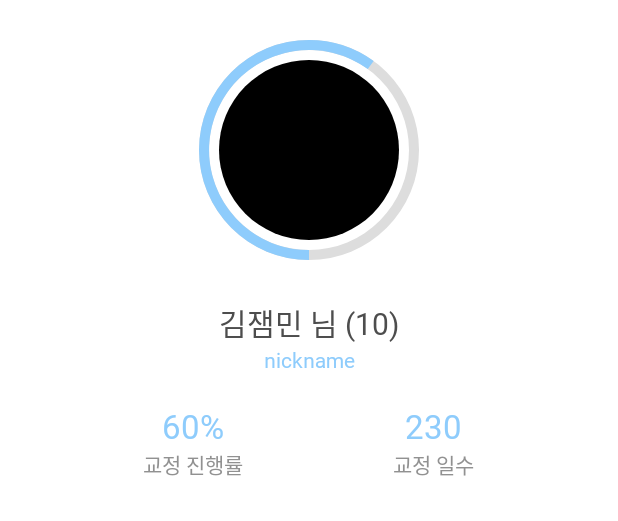
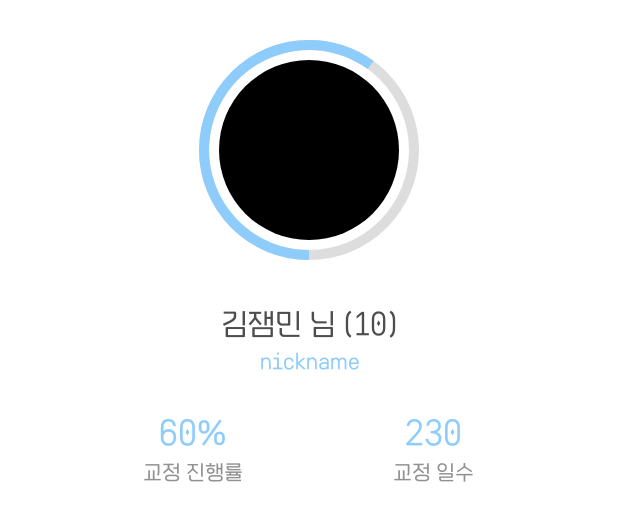
Before and after one commit to DEU-ToothFairy/ToothFairy_Client, an Android app: the layout fragment_home.xml on its own in the app's theme, with its tools: preview values and no code run, on a phone screen of 412 x 824 dp. Shown: the top 521 px of the screen. Run offline under Robolectric (Android 15) with nearby library versions, the phone set to English and light mode, and no system bars.

Commit message:
ADD : EliceDigitalBaeum 폰트 추가

```diff
--- a/app/src/main/res/layout/fragment_home.xml
+++ b/app/src/main/res/layout/fragment_home.xml
@@ -58,7 +58,7 @@
                 android:text="김잼민 님 (10)"
                 android:textSize="20dp"
                 android:textColor="@color/black_gray"
-                android:fontFamily="@font/pretendard_semibold"
+                android:fontFamily="@font/elicedigitalbaeum_regular"
 
                 android:layout_width="match_parent"
                 android:layout_height="wrap_content"
@@ -76,7 +76,7 @@
                 android:text="nickname"
                 android:textSize="14dp"
                 android:textColor="@color/skyblue"
-                android:fontFamily="@font/pretendard_regular"
+                android:fontFamily="@font/elicedigitalbaeum_regular"
 
                 android:layout_width="match_parent"
                 android:layout_height="wrap_content"
@@ -110,7 +110,7 @@
                         android:text="60%"
                         android:textSize="22dp"
                         android:textColor="@color/skyblue"
-                        android:fontFamily="@font/pretendard_light"
+                        android:fontFamily="@font/elicedigitalbaeum_regular"
 
                         android:layout_width="match_parent"
                         android:layout_height="wrap_content"
@@ -123,7 +123,7 @@
                         android:text="교정 진행률"
                         android:textSize="14dp"
                         android:textColor="@color/gray"
-                        android:fontFamily="@font/pretendard_regular"
+                        android:fontFamily="@font/elicedigitalbaeum_regular"
 
                         android:layout_width="match_parent"
                         android:layout_height="wrap_content"
@@ -144,7 +144,7 @@
                         android:text="230"
                         android:textSize="22dp"
                         android:textColor="@color/skyblue"
-                        android:fontFamily="@font/pretendard_light"
+                        android:fontFamily="@font/elicedigitalbaeum_regular"
 
                         android:layout_width="match_parent"
                         android:layout_height="wrap_content"
@@ -157,7 +157,7 @@
                         android:text="교정 일수"
                         android:textSize="14dp"
                         android:textColor="@color/gray"
-                        android:fontFamily="@font/pretendard_regular"
+                        android:fontFamily="@font/elicedigitalbaeum_regular"
 
                         android:layout_width="match_parent"
                         android:layout_height="wrap_content"
```
Also changed, not shown: app/src/main/res/font/fonts.xml (+16 -1 lines), app/src/main/res/font/elicedigitalbaeum_bold.otf (added), app/src/main/res/font/elicedigitalbaeum_regular.otf (added).
